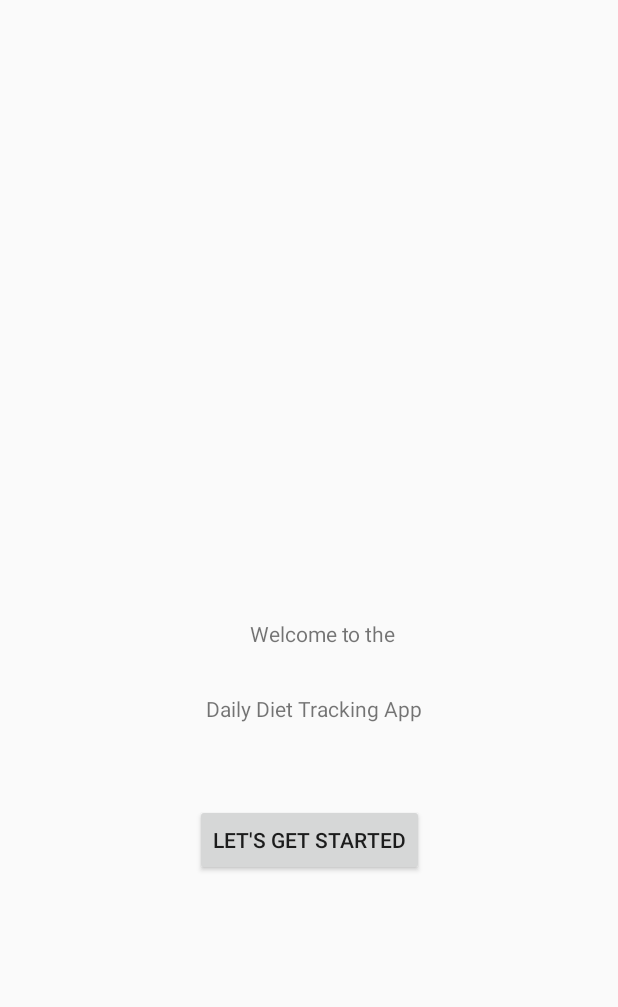
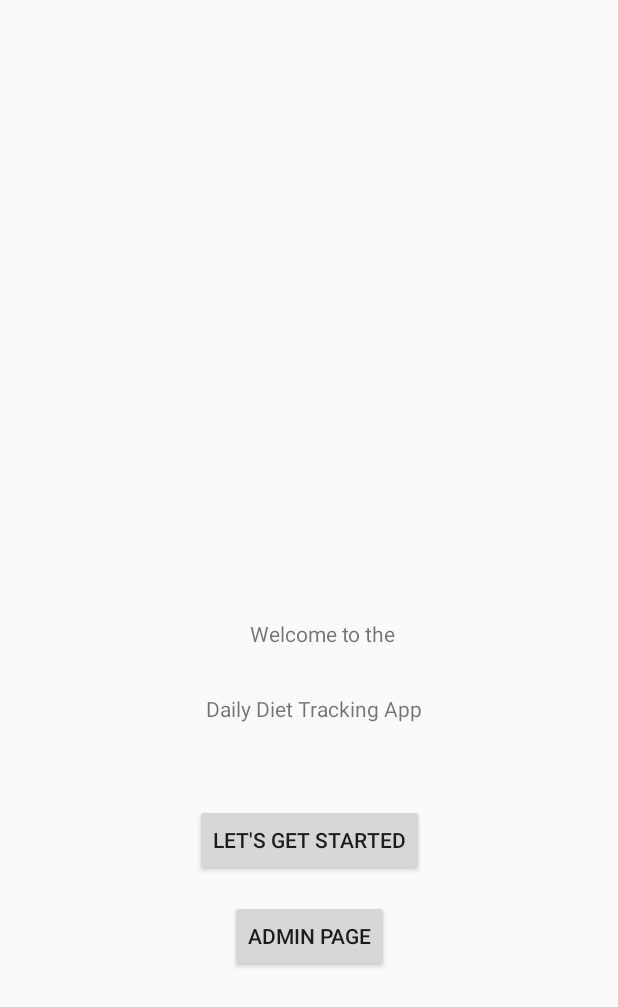
Before and after one commit to kevincodedojo/DailyDietTrackingApp, an Android app: the screen it shows after launch (MainActivity), on a phone screen of 412 x 824 dp. Shown: the top 1007 px of the screen. Run offline under Robolectric (Android 15) with nearby library versions, the phone set to English and light mode, and no system bars; our stand-ins replace Room's generated code.

Commit message:
update MainActivity

```diff
--- a/app/build.gradle
+++ b/app/build.gradle
@@ -46,6 +46,6 @@ dependencies {
     implementation "androidx.room:room-runtime:$room_version"
     annotationProcessor "androidx.room:room-compiler:$room_version"
 
-    testImplementation 'org.robolectric:robolectric:4.9'
+    testImplementation libs.robolectric
 
 }
--- a/app/src/main/java/com/example/dailydiettrackingapp/MainActivity.java
+++ b/app/src/main/java/com/example/dailydiettrackingapp/MainActivity.java
@@ -24,9 +24,11 @@ public class MainActivity extends AppCompatActivity {
         super.onCreate(savedInstanceState);
         setContentView(R.layout.activity_main);
 
+        AppDatabase db = Room.databaseBuilder(getApplicationContext(), AppDatabase.class, "app_database").allowMainThreadQueries().build();
 
-        AppDatabase db = Room.databaseBuilder(getApplicationContext(), AppDatabase.class, "meal-db").allowMainThreadQueries().build();
         MealDAO mealDao = db.mealDAO();
+        DietTipDAO dietTipDAO = db.dietTipDAO();
+
 
         Meal meal = new Meal();
         meal.name = "Test Meal";
@@ -38,10 +40,13 @@ public class MainActivity extends AppCompatActivity {
         mealDao.insert(meal);
         mealDao.getAllMeals();
 
-        AppDatabase dbase = Room.databaseBuilder(getApplicationContext(),
-                AppDatabase.class, "app-database").build();
+        new Thread(() -> {
+            mealDao.insert(meal);
+            List<Meal> allMeals = mealDao.getAllMeals();
+            // Do something with allMeals if needed
+        }).start();
 
-        DietTipDAO dietTipDAO = dbase.dietTipDAO();
+
 
         new Thread(() -> {
             DietTip newTip = new DietTip("Healthy Eating", "Eat more fruits and vegetables");
--- a/app/src/main/res/layout/activity_main.xml
+++ b/app/src/main/res/layout/activity_main.xml
@@ -45,4 +45,15 @@
         app:layout_constraintEnd_toEndOf="parent"
         tools:layout_editor_absoluteX="142dp" />
 
+<Button
+            android:id="@+id/adminButton"
+            android:layout_width="wrap_content"
+            android:layout_height="wrap_content"
+            android:layout_gravity="center"
+            android:layout_marginTop="16dp"
+            android:text="Admin Page"
+            app:layout_constraintTop_toBottomOf="@id/myButton"
+            app:layout_constraintStart_toStartOf="parent"
+            app:layout_constraintEnd_toEndOf="parent" />
+
 </androidx.constraintlayout.widget.ConstraintLayout>
--- a/gradle/libs.versions.toml
+++ b/gradle/libs.versions.toml
@@ -9,6 +9,7 @@ lifecycleViewmodelVersion = "2.6.1"
 material = "1.12.0"
 activity = "1.10.1"
 constraintlayout = "2.2.1"
+robolectric = "4.9"
 roomRuntimeAndroid = "2.7.1"
 
 [libraries]
@@ -22,6 +23,7 @@ lifecycle-viewmodel-v261 = { module = "androidx.lifecycle:lifecycle-viewmodel",
 material = { group = "com.google.android.material", name = "material", version.ref = "material" }
 activity = { group = "androidx.activity", name = "activity", version.ref = "activity" }
 constraintlayout = { group = "androidx.constraintlayout", name = "constraintlayout", version.ref = "constraintlayout" }
+robolectric = { module = "org.robolectric:robolectric", version.ref = "robolectric" }
 room-runtime-android = { group = "androidx.room", name = "room-runtime-android", version.ref = "roomRuntimeAndroid" }
 
 [plugins]
```
Also changed, not shown: app/src/main/AndroidManifest.xml (+9 -0 lines), 1 other file.
